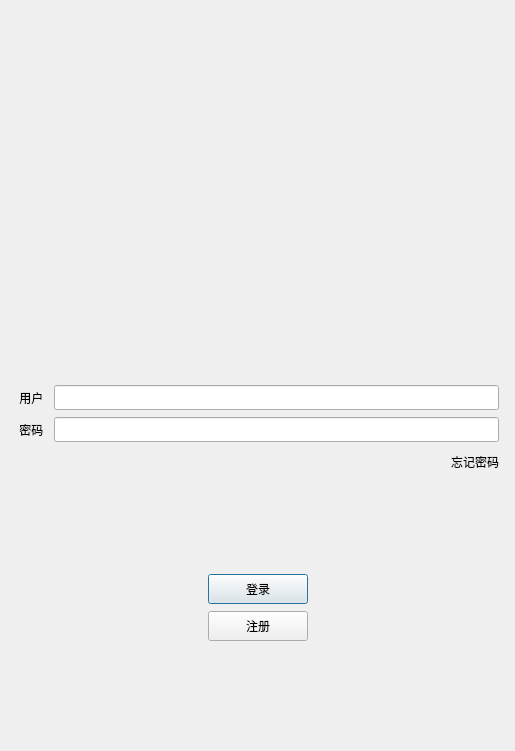
Before: the Qt Designer form logindialog.ui in Volleria/EkkoChat, drawn with Qt 5.
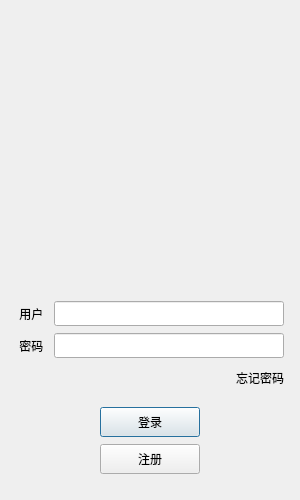
After: the same form once the commit is applied. Icons and pictures are not drawn.

```diff
--- a/logindialog.ui
+++ b/logindialog.ui
@@ -6,10 +6,22 @@
    <rect>
     <x>0</x>
     <y>0</y>
-    <width>515</width>
-    <height>751</height>
+    <width>300</width>
+    <height>500</height>
    </rect>
   </property>
+  <property name="minimumSize">
+   <size>
+    <width>300</width>
+    <height>500</height>
+   </size>
+  </property>
+  <property name="maximumSize">
+   <size>
+    <width>300</width>
+    <height>500</height>
+   </size>
+  </property>
   <property name="windowTitle">
    <string>Dialog</string>
   </property>
@@ -75,6 +87,19 @@
        </property>
       </spacer>
      </item>
+     <item>
+      <spacer name="verticalSpacer_6">
+       <property name="orientation">
+        <enum>Qt::Vertical</enum>
+       </property>
+       <property name="sizeHint" stdset="0">
+        <size>
+         <width>20</width>
+         <height>40</height>
+        </size>
+       </property>
+      </spacer>
+     </item>
      <item>
       <layout class="QHBoxLayout" name="horizontalLayout">
        <item>
@@ -208,6 +233,19 @@
        </property>
       </spacer>
      </item>
+     <item>
+      <spacer name="verticalSpacer_4">
+       <property name="orientation">
+        <enum>Qt::Vertical</enum>
+       </property>
+       <property name="sizeHint" stdset="0">
+        <size>
+         <width>20</width>
+         <height>40</height>
+        </size>
+       </property>
+      </spacer>
+     </item>
      <item>
       <layout class="QHBoxLayout" name="horizontalLayout_4">
        <item>
@@ -294,6 +332,19 @@
        </item>
       </layout>
      </item>
+     <item>
+      <spacer name="verticalSpacer_5">
+       <property name="orientation">
+        <enum>Qt::Vertical</enum>
+       </property>
+       <property name="sizeHint" stdset="0">
+        <size>
+         <width>20</width>
+         <height>40</height>
+        </size>
+       </property>
+      </spacer>
+     </item>
      <item>
       <spacer name="verticalSpacer_3">
        <property name="orientation">
```
